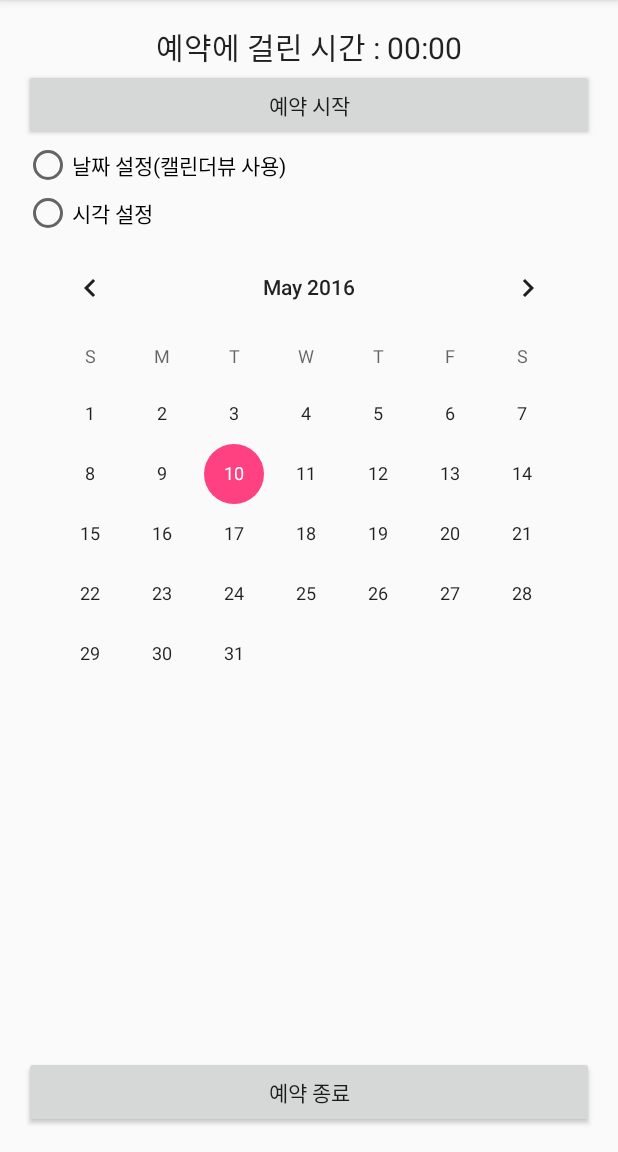
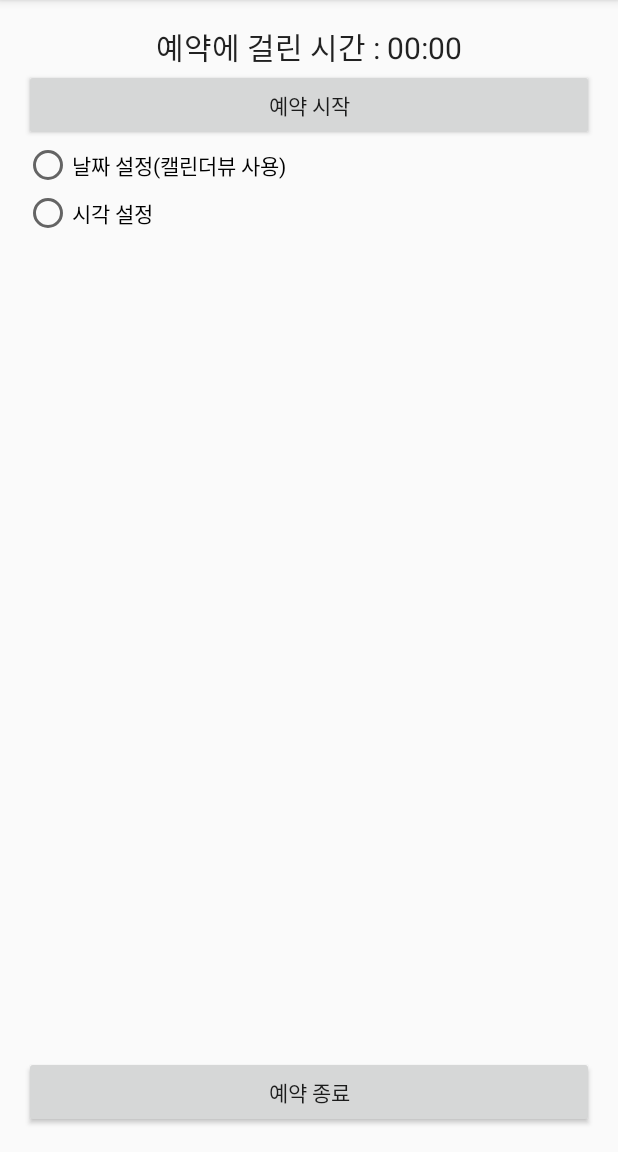
Before and after one commit to MINJUPARK/reservation_system, an Android app: the screen it shows after launch (MainActivity), on a phone screen of 412 x 824 dp, the part 84-1236 px from its top. Run offline under Robolectric (Android 15) with nearby library versions, the phone set to English and light mode, and no system bars.

Commit message:
#2 First Event Programming

```diff
--- a/app/src/main/java/kr/hs/emirim/minju0227/reservationsystem/MainActivity.java
+++ b/app/src/main/java/kr/hs/emirim/minju0227/reservationsystem/MainActivity.java
@@ -2,12 +2,39 @@ package kr.hs.emirim.minju0227.reservationsystem;
 
 import android.support.v7.app.AppCompatActivity;
 import android.os.Bundle;
+import android.view.View;
+import android.widget.Chronometer;
+import android.widget.Button;
+import android.widget.RadioButton;
+import android.widget.CalendarView;
+import android.widget.TimePicker;
+import android.widget.TextView;
 
 public class MainActivity extends AppCompatActivity {
 
+    Chronometer chrono;
+    Button butStart, butDone;
+    RadioButton radioDate, radioTime;
+    CalendarView calView;
+    TimePicker timePick;
+    TextView textResult;
+
     @Override
     protected void onCreate(Bundle savedInstanceState) {
+
         super.onCreate(savedInstanceState);
         setContentView(R.layout.activity_main);
+
+        chrono = (Chronometer)findViewById(R.id.chronometer);
+        butStart = (Button)findViewById(R.id.but_start);
+        butDone = (Button)findViewById(R.id.but_done);
+        radioDate = (RadioButton)findViewById(R.id.radio_date);
+        radioTime = (RadioButton)findViewById(R.id.radio_time);
+        calView = (CalendarView)findViewById(R.id.calendar);
+        timePick = (TimePicker)findViewById(R.id.time_pick);
+        timePick.setVisibility(View.INVISIBLE);
+        calView.setVisibility(View.INVISIBLE);
+
+
     }
 }
--- a/app/src/main/res/layout/activity_main.xml
+++ b/app/src/main/res/layout/activity_main.xml
@@ -31,13 +31,14 @@
         android:orientation="vertical"
         >
         <RadioButton
+            android:id="@+id/radio_date"
             android:orientation="vertical"
             android:layout_width="wrap_content"
             android:layout_height="wrap_content"
             android:text="@string/radio_date"
             />
         <RadioButton
-                android:id="@+id/radio_date"
+                android:id="@+id/radio_time"
                 android:layout_width="wrap_content"
                 android:layout_height="wrap_content"
                 android:text="@string/radio_time"
@@ -56,10 +57,10 @@
                 android:layout_width="match_parent"
                 android:layout_height="wrap_content" />
             <TimePicker
-                android:id="@+id/time"
+                android:id="@+id/time_pick"
                 android:layout_width="match_parent"
                 android:layout_height="wrap_content"
-                android:visibility="invisible"
+                android:timePickerMode="spinner"
                 />
         </FrameLayout>
         </LinearLayout>
@@ -70,7 +71,7 @@
             android:orientation="horizontal"
             >
             <Button
-            android:id="@+id/done"
+            android:id="@+id/but_done"
             android:layout_width="match_parent"
             android:layout_height="wrap_content"
             android:text="@string/but_done" />
```
